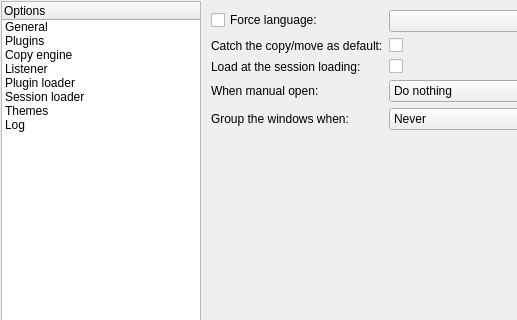
Qt form OptionDialog.ui (alphaonex86/Ultracopier) before a commit; both pictures show x 0 to 517 and y 0 to 320 of the 717 by 455 pixel window.
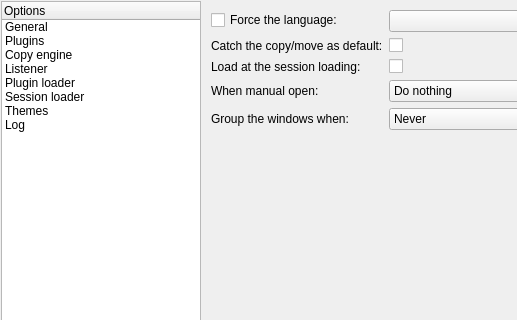
The same form after that commit. Icons and pictures are not drawn.

Diff of the .ui file:
```diff
--- a/OptionDialog.ui
+++ b/OptionDialog.ui
@@ -114,7 +114,7 @@
            <item row="0" column="0">
             <widget class="QCheckBox" name="Language_force">
              <property name="text">
-              <string>Force language:</string>
+              <string>Force the language:</string>
              </property>
             </widget>
            </item>
```
